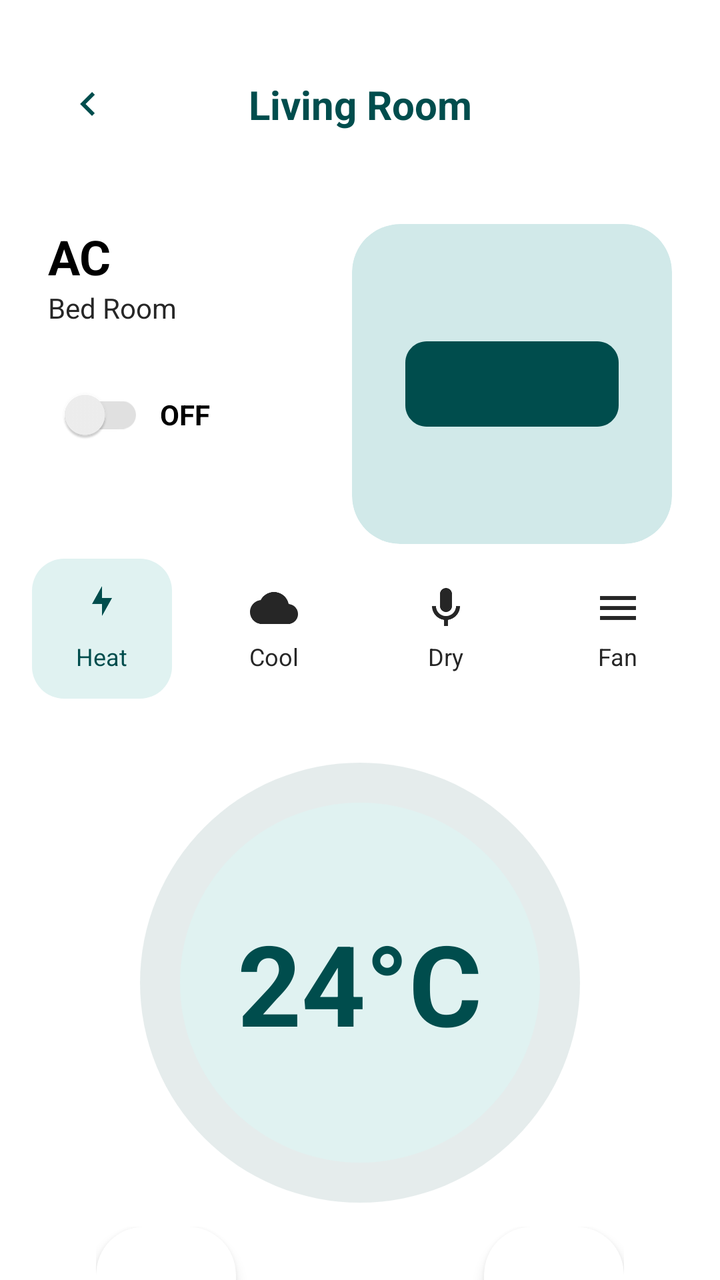
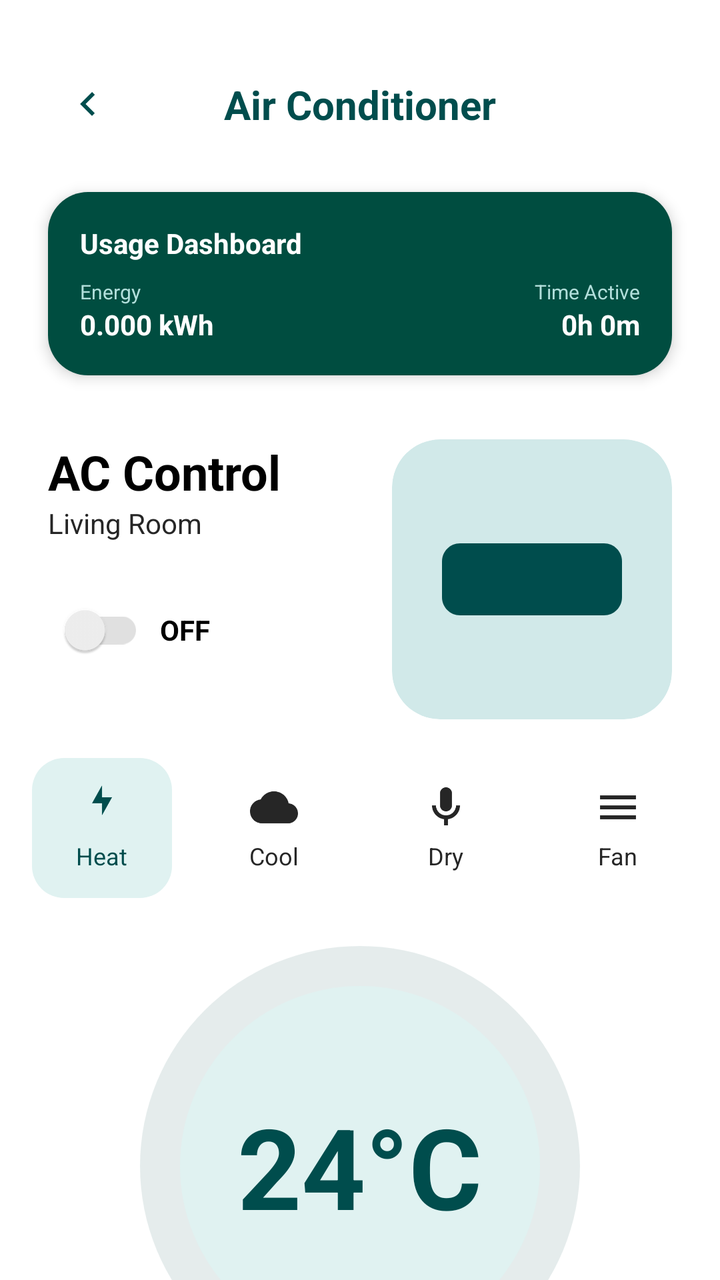

The first picture is an Android layout as it rendered before a commit; the second is the same layout after the commit. The layout source and the unified diff follow.
<!-- AndroidManifest.xml: application theme Theme.SmartHome -->
<!-- res/layout/activity_ac_control_new.xml -->
<?xml version="1.0" encoding="utf-8"?>
<androidx.constraintlayout.widget.ConstraintLayout xmlns:android="http://schemas.android.com/apk/res/android"
    xmlns:app="http://schemas.android.com/apk/res-auto"
    xmlns:tools="http://schemas.android.com/tools"
    android:layout_width="match_parent"
    android:layout_height="match_parent"
    android:background="@color/white"
    tools:context=".AcControlActivity">

    
    <ImageView
        android:id="@+id/iv_back_ac"
        android:layout_width="40dp"
        android:layout_height="40dp"
        android:layout_marginStart="24dp"
        android:layout_marginTop="32dp"
        android:padding="8dp"
        android:src="@drawable/ic_arrow_back"
        app:layout_constraintStart_toStartOf="parent"
        app:layout_constraintTop_toTopOf="parent"
        app:tint="@color/primary_teal" />

    <TextView
        android:layout_width="wrap_content"
        android:layout_height="wrap_content"
        android:text="Living Room"
        android:textColor="@color/primary_teal"
        android:textSize="20sp"
        android:textStyle="bold"
        app:layout_constraintBottom_toBottomOf="@+id/iv_back_ac"
        app:layout_constraintEnd_toEndOf="parent"
        app:layout_constraintStart_toStartOf="parent"
        app:layout_constraintTop_toTopOf="@+id/iv_back_ac" />

    
    <TextView
        android:id="@+id/tv_ac_title"
        android:layout_width="wrap_content"
        android:layout_height="wrap_content"
        android:layout_marginStart="24dp"
        android:layout_marginTop="40dp"
        android:text="AC"
        android:textColor="@color/black"
        android:textSize="24sp"
        android:textStyle="bold"
        app:layout_constraintStart_toStartOf="parent"
        app:layout_constraintTop_toBottomOf="@+id/iv_back_ac" />

    <TextView
        android:id="@+id/tv_ac_room"
        android:layout_width="wrap_content"
        android:layout_height="wrap_content"
        android:text="Bed Room"
        android:textColor="@color/gray_text"
        android:textSize="14sp"
        app:layout_constraintStart_toStartOf="@+id/tv_ac_title"
        app:layout_constraintTop_toBottomOf="@+id/tv_ac_title" />

    <LinearLayout
        android:id="@+id/ll_ac_switch"
        android:layout_width="wrap_content"
        android:layout_height="wrap_content"
        android:layout_marginTop="20dp"
        android:gravity="center_vertical"
        android:orientation="horizontal"
        app:layout_constraintStart_toStartOf="@+id/tv_ac_room"
        app:layout_constraintTop_toBottomOf="@+id/tv_ac_room">

        <androidx.appcompat.widget.SwitchCompat
            android:layout_width="wrap_content"
            android:layout_height="wrap_content"
            android:thumbTint="@color/white"
            app:trackTint="@color/light_gray" />

        <TextView
            android:layout_width="wrap_content"
            android:layout_height="wrap_content"
            android:layout_marginStart="8dp"
            android:text="OFF"
            android:textColor="@color/black"
            android:textStyle="bold" />
    </LinearLayout>

    
    <androidx.cardview.widget.CardView
        android:layout_width="160dp"
        android:layout_height="160dp"
        android:layout_marginEnd="24dp"
        app:cardCornerRadius="24dp"
        app:cardElevation="0dp"
        app:layout_constraintEnd_toEndOf="parent"
        app:layout_constraintTop_toTopOf="@+id/tv_ac_title">

        <FrameLayout
            android:layout_width="match_parent"
            android:layout_height="match_parent"
            android:background="@drawable/bg_room_card"
            android:padding="16dp">

            <ImageView
                android:layout_width="match_parent"
                android:layout_height="match_parent"
                android:src="@drawable/ic_ac"
                app:tint="@color/primary_teal" />
        </FrameLayout>
    </androidx.cardview.widget.CardView>

    
    <LinearLayout
        android:id="@+id/ll_modes"
        android:layout_width="match_parent"
        android:layout_height="wrap_content"
        android:layout_marginTop="48dp"
        android:gravity="center"
        android:orientation="horizontal"
        app:layout_constraintTop_toBottomOf="@+id/ll_ac_switch">

        <LinearLayout style="@style/AcModeItem" android:background="@drawable/bg_ac_mode_selected">
            <ImageView style="@style/AcModeIcon" android:src="@drawable/ic_lightning" app:tint="@color/primary_teal" />
            <TextView style="@style/AcModeText" android:text="Heat" android:textColor="@color/primary_teal" />
        </LinearLayout>

        <LinearLayout style="@style/AcModeItem">
            <ImageView style="@style/AcModeIcon" android:src="@drawable/ic_cloud" />
            <TextView style="@style/AcModeText" android:text="Cool" />
        </LinearLayout>

        <LinearLayout style="@style/AcModeItem">
            <ImageView style="@style/AcModeIcon" android:src="@drawable/ic_mic" />
            <TextView style="@style/AcModeText" android:text="Dry" />
        </LinearLayout>

        <LinearLayout style="@style/AcModeItem">
            <ImageView style="@style/AcModeIcon" android:src="@drawable/ic_menu" />
            <TextView style="@style/AcModeText" android:text="Fan" />
        </LinearLayout>
    </LinearLayout>

    
    <FrameLayout
        android:id="@+id/fl_temp_control"
        android:layout_width="220dp"
        android:layout_height="220dp"
        android:layout_marginTop="32dp"
        app:layout_constraintEnd_toEndOf="parent"
        app:layout_constraintStart_toStartOf="parent"
        app:layout_constraintTop_toBottomOf="@+id/ll_modes">

        <View
            android:layout_width="match_parent"
            android:layout_height="match_parent"
            android:background="@drawable/bg_remote_outer_ring"
            android:alpha="0.1" />

        <View
            android:layout_width="180dp"
            android:layout_height="180dp"
            android:layout_gravity="center"
            android:background="@drawable/bg_remote_inner_circle" />

        <TextView
            android:id="@+id/tv_temp"
            android:layout_width="wrap_content"
            android:layout_height="wrap_content"
            android:layout_gravity="center"
            android:text="24°C"
            android:textColor="@color/primary_teal"
            android:textSize="56sp"
            android:textStyle="bold" />
    </FrameLayout>

    
    <LinearLayout
        android:layout_width="match_parent"
        android:layout_height="wrap_content"
        android:layout_marginHorizontal="48dp"
        android:layout_marginTop="12dp"
        android:gravity="center"
        android:orientation="horizontal"
        app:layout_constraintEnd_toEndOf="parent"
        app:layout_constraintStart_toStartOf="parent"
        app:layout_constraintTop_toBottomOf="@+id/fl_temp_control">

        <androidx.cardview.widget.CardView
            android:id="@+id/iv_temp_down"
            android:layout_width="70dp"
            android:layout_height="100dp"
            app:cardCornerRadius="24dp"
            app:cardElevation="4dp">

            <ImageView
                android:layout_width="24dp"
                android:layout_height="24dp"
                android:layout_gravity="center"
                android:src="@drawable/ic_remove" />
        </androidx.cardview.widget.CardView>

        <View
            android:layout_width="0dp"
            android:layout_height="1dp"
            android:layout_weight="1" />

        <androidx.cardview.widget.CardView
            android:id="@+id/iv_temp_up"
            android:layout_width="70dp"
            android:layout_height="100dp"
            app:cardCornerRadius="24dp"
            app:cardElevation="4dp">

            <ImageView
                android:layout_width="24dp"
                android:layout_height="24dp"
                android:layout_gravity="center"
                android:src="@drawable/ic_plus" />
        </androidx.cardview.widget.CardView>
    </LinearLayout>

</androidx.constraintlayout.widget.ConstraintLayout>
<!-- resources referenced by this layout -->
<resources>
  <color name="black">#000000</color>
  <color name="gray_text">#262626</color>
  <color name="light_gray">#E0E0E0</color>
  <color name="primary_teal">#004D4D</color>
  <color name="white">#FFFFFF</color>
  <!-- drawable bg_ac_mode_selected (drawable) -->
  <?xml version="1.0" encoding="utf-8"?>
  <shape xmlns:android="http://schemas.android.com/apk/res/android">
      <solid android:color="#E0F2F1" />
      <corners android:radius="16dp" />
  </shape>
  <!-- drawable bg_remote_inner_circle (drawable) -->
  <?xml version="1.0" encoding="utf-8"?>
  <shape xmlns:android="http://schemas.android.com/apk/res/android"
      android:shape="oval">
      <solid android:color="#E0F2F1" /> 
  </shape>
  <!-- drawable bg_remote_outer_ring (drawable) -->
  <?xml version="1.0" encoding="utf-8"?>
  <shape xmlns:android="http://schemas.android.com/apk/res/android"
      android:shape="oval">
      <solid android:color="@color/primary_teal" />
      <size android:width="200dp" android:height="200dp" />
  </shape>
  <!-- drawable bg_room_card (drawable) -->
  <?xml version="1.0" encoding="utf-8"?>
  <shape xmlns:android="http://schemas.android.com/apk/res/android">
      <solid android:color="@color/glass_green" />
      <corners android:radius="24dp" />
  </shape>
  <!-- drawable ic_arrow_back (drawable) -->
  <vector xmlns:android="http://schemas.android.com/apk/res/android"
      android:width="24dp"
      android:height="24dp"
      android:viewportWidth="24"
      android:viewportHeight="24">
    <path
        android:pathData="M15.41,16.59L10.83,12L15.41,7.41L14,6L8,12L14,18L15.41,16.59Z"
        android:fillColor="#000000"/>
  </vector>
  <!-- drawable ic_lightning (drawable) -->
  <vector xmlns:android="http://schemas.android.com/apk/res/android"
      android:width="24dp"
      android:height="24dp"
      android:viewportWidth="24"
      android:viewportHeight="24">
    <path
        android:fillColor="#004D4D"
        android:pathData="M7,10l5,-9v6h5l-5,9v-6z"/>
  </vector>
  <!-- drawable ic_menu (drawable) -->
  <vector xmlns:android="http://schemas.android.com/apk/res/android"
      android:width="24dp"
      android:height="24dp"
      android:viewportWidth="24"
      android:viewportHeight="24">
    <path
        android:fillColor="#FFFFFF"
        android:pathData="M3,18h18v-2H3v2zM3,13h18v-2H3v2zM3,6v2h18V6H3z"/>
  </vector>
  <!-- drawable ic_plus (drawable) -->
  <vector xmlns:android="http://schemas.android.com/apk/res/android"
      android:width="24dp"
      android:height="24dp"
      android:viewportWidth="24"
      android:viewportHeight="24">
    <path
        android:fillColor="#000000"
        android:pathData="M19,13h-6v6h-2v-6H5v-2h6V5h2v6h6v2z"/>
  </vector>
  <!-- drawable ic_remove (drawable) -->
  <vector xmlns:android="http://schemas.android.com/apk/res/android"
      android:width="24dp"
      android:height="24dp"
      android:viewportWidth="24"
      android:viewportHeight="24">
      <path
          android:fillColor="#000000"
          android:pathData="M19,13H5V11H19V13Z" />
  </vector>
  <style name="AcModeIcon">
          <item name="android:layout_width">24dp</item>
          <item name="android:layout_height">24dp</item>
          <item name="android:tint">@color/gray_text</item>
      </style>
  <style name="AcModeText">
          <item name="android:layout_width">wrap_content</item>
          <item name="android:layout_height">wrap_content</item>
          <item name="android:layout_marginTop">4dp</item>
          <item name="android:textSize">12sp</item>
          <item name="android:textColor">@color/gray_text</item>
      </style>
  <style name="Theme.SmartHome" parent="Base.Theme.SmartHome" />
  <color name="glass_green">#D1E9E9</color>
  <style name="Base.Theme.SmartHome" parent="Theme.MaterialComponents.Light.NoActionBar">
          
          <item name="android:colorBackground">@color/background_light</item>
          <item name="android:windowLightStatusBar">true</item>
          <item name="android:statusBarColor">@color/white</item>
      </style>
  <color name="background_light">#F5F7F7</color>
  <!-- unchanged entries left out for length: 4 -->
</resources>

<!-- the commit's change to res/layout/activity_ac_control_new.xml (unified diff, before → after) -->
@@ -23,7 +23,7 @@
     <TextView
         android:layout_width="wrap_content"
         android:layout_height="wrap_content"
-        android:text="Living Room"
+        android:text="Air Conditioner"
         android:textColor="@color/primary_teal"
         android:textSize="20sp"
         android:textStyle="bold"
@@ -33,24 +33,100 @@
         app:layout_constraintTop_toTopOf="@+id/iv_back_ac" />
 
     
+    <androidx.cardview.widget.CardView
+        android:id="@+id/cv_usage_dashboard"
+        android:layout_width="match_parent"
+        android:layout_height="wrap_content"
+        android:layout_marginHorizontal="24dp"
+        android:layout_marginTop="24dp"
+        app:cardCornerRadius="20dp"
+        app:cardElevation="4dp"
+        app:layout_constraintTop_toBottomOf="@+id/iv_back_ac">
+
+        <LinearLayout
+            android:layout_width="match_parent"
+            android:layout_height="wrap_content"
+            android:background="#004D40"
+            android:orientation="vertical"
+            android:padding="16dp">
+
+            <TextView
+                android:layout_width="wrap_content"
+                android:layout_height="wrap_content"
+                android:text="Usage Dashboard"
+                android:textColor="@color/white"
+                android:textStyle="bold"
+                android:textSize="14sp" />
+
+            <LinearLayout
+                android:layout_width="match_parent"
+                android:layout_height="wrap_content"
+                android:layout_marginTop="8dp"
+                android:orientation="horizontal">
+
+                <LinearLayout
+                    android:layout_width="0dp"
+                    android:layout_height="wrap_content"
+                    android:layout_weight="1"
+                    android:orientation="vertical">
+                    <TextView
+                        android:layout_width="wrap_content"
+                        android:layout_height="wrap_content"
+                        android:text="Energy"
+                        android:textColor="#B2DFDB"
+                        android:textSize="10sp" />
+                    <TextView
+                        android:id="@+id/tv_usage_kwh"
+                        android:layout_width="wrap_content"
+                        android:layout_height="wrap_content"
+                        android:text="0.000 kWh"
+                        android:textColor="@color/white"
+                        android:textStyle="bold" />
+                </LinearLayout>
+
+                <LinearLayout
+                    android:layout_width="0dp"
+                    android:layout_height="wrap_content"
+                    android:layout_weight="1"
+                    android:gravity="end"
+                    android:orientation="vertical">
+                    <TextView
+                        android:layout_width="wrap_content"
+                        android:layout_height="wrap_content"
+                        android:text="Time Active"
+                        android:textColor="#B2DFDB"
+                        android:textSize="10sp" />
+                    <TextView
+                        android:id="@+id/tv_usage_time"
+                        android:layout_width="wrap_content"
+                        android:layout_height="wrap_content"
+                        android:text="0h 0m"
+                        android:textColor="@color/white"
+                        android:textStyle="bold" />
+                </LinearLayout>
+            </LinearLayout>
+        </LinearLayout>
+    </androidx.cardview.widget.CardView>
+
+    
     <TextView
         android:id="@+id/tv_ac_title"
         android:layout_width="wrap_content"
         android:layout_height="wrap_content"
         android:layout_marginStart="24dp"
-        android:layout_marginTop="40dp"
-        android:text="AC"
+        android:layout_marginTop="32dp"
+        android:text="AC Control"
         android:textColor="@color/black"
         android:textSize="24sp"
         android:textStyle="bold"
         app:layout_constraintStart_toStartOf="parent"
-        app:layout_constraintTop_toBottomOf="@+id/iv_back_ac" />
+        app:layout_constraintTop_toBottomOf="@+id/cv_usage_dashboard" />
 
     <TextView
         android:id="@+id/tv_ac_room"
         android:layout_width="wrap_content"
         android:layout_height="wrap_content"
-        android:text="Bed Room"
+        android:text="Living Room"
         android:textColor="@color/gray_text"
         android:textSize="14sp"
         app:layout_constraintStart_toStartOf="@+id/tv_ac_title"
@@ -83,8 +159,8 @@
 
     
     <androidx.cardview.widget.CardView
-        android:layout_width="160dp"
-        android:layout_height="160dp"
+        android:layout_width="140dp"
+        android:layout_height="140dp"
         android:layout_marginEnd="24dp"
         app:cardCornerRadius="24dp"
         app:cardElevation="0dp"
@@ -110,7 +186,7 @@
         android:id="@+id/ll_modes"
         android:layout_width="match_parent"
         android:layout_height="wrap_content"
-        android:layout_marginTop="48dp"
+        android:layout_marginTop="40dp"
         android:gravity="center"
         android:orientation="horizontal"
         app:layout_constraintTop_toBottomOf="@+id/ll_ac_switch">
@@ -141,7 +217,7 @@
         android:id="@+id/fl_temp_control"
         android:layout_width="220dp"
         android:layout_height="220dp"
-        android:layout_marginTop="32dp"
+        android:layout_marginTop="24dp"
         app:layout_constraintEnd_toEndOf="parent"
         app:layout_constraintStart_toStartOf="parent"
         app:layout_constraintTop_toBottomOf="@+id/ll_modes">
